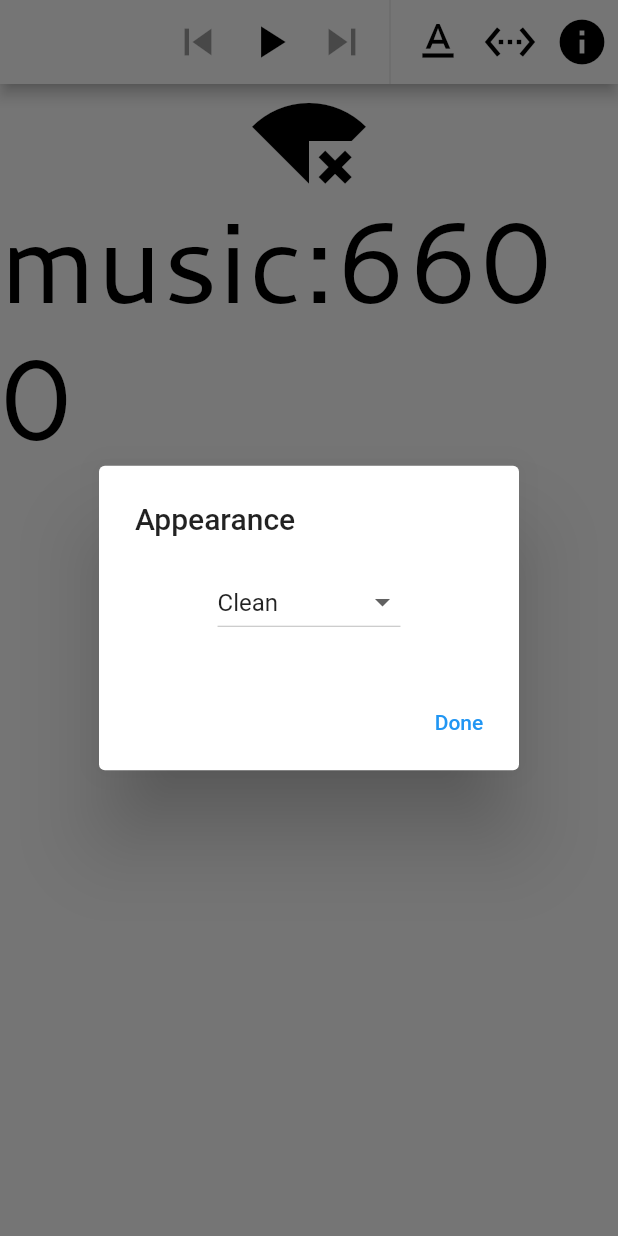
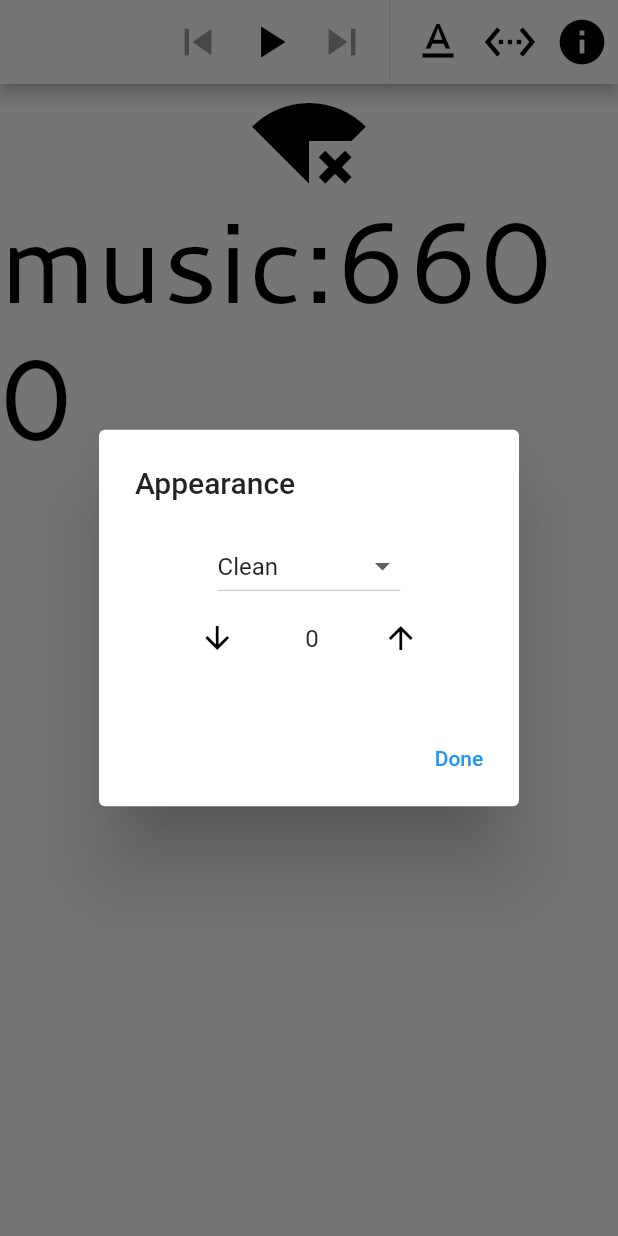
Before and after one commit to joatca/mpd-display, a Flutter app: the screen it shows after launch, after a tap on the "text format" icon, on a phone screen of 412 x 824 dp. Run offline on Flutter 3.47's test engine with Material 2 defaults, Android fonts, the phone set to English and light mode, and no system bars; our stand-ins replace package_info_plus, shared_preferences, wakelock.

Commit message:
support font size changes

```diff
--- a/lib/data_classes.dart
+++ b/lib/data_classes.dart
@@ -49,6 +49,74 @@ class InfoTheme {
 
 class PageState extends ChangeNotifier {
   String _themeName = "Clean";
+  int _fontSizeOffset = 0;
+  static const fontOffsetLimit = 3;
+
+  PageState() : super() {
+    _loadTheme();
+  }
+
+  String get themeName => _themeName;
+
+  List<String> themeNames() => _themes.keys.toList();
+
+  String defaultTheme() => _themes.keys.first;
+  int defaultFontSizeOffset() => 0;
+
+  InfoTheme? theme() => _themes[themeName] ?? InfoTheme();
+
+  String fontSizeDescription() => "${_fontSizeOffset == 0 ? " " : ""}$_fontSizeOffset";
+  double fontFactor() => 1 + (_fontSizeOffset * 0.1);
+
+  void setThemeName(String name) {
+    _themeName = name;
+    _saveTheme();
+    notifyListeners();
+  }
+
+  void setThemeAndFont(String name, int fontSz) {
+    _themeName = name;
+    _fontSizeOffset = fontSz;
+    _saveTheme();
+    notifyListeners();
+  }
+
+  bool canIncFontSize() {
+    return _fontSizeOffset < fontOffsetLimit;
+  }
+
+  void incFontSize() {
+    if (canIncFontSize()) {
+      ++_fontSizeOffset;
+      _saveTheme();
+      notifyListeners();
+    }
+  }
+
+  bool canDecFontSize() {
+    return _fontSizeOffset > -fontOffsetLimit;
+  }
+
+  void decFontSize() {
+    if (canDecFontSize()) {
+      --_fontSizeOffset;
+      _saveTheme();
+      notifyListeners();
+    }
+  }
+
+  void _saveTheme() async {
+    SharedPreferences prefs = await SharedPreferences.getInstance();
+    await prefs.setString('theme', _themeName);
+    await prefs.setInt('fontsize', _fontSizeOffset);
+  }
+
+  void _loadTheme() async {
+    SharedPreferences prefs = await SharedPreferences.getInstance();
+    final name = prefs.getString('theme') ?? defaultTheme();
+    final fontSz = prefs.getInt('fontsize') ?? defaultFontSizeOffset();
+    setThemeAndFont(name, fontSz);
+  }
 
   static final _themes = {
     "Clean": InfoTheme(
@@ -117,32 +185,6 @@ class PageState extends ChangeNotifier {
       height: 1.0,
     ),
   };
-
-  PageState() : super() {
-    loadTheme();
-  }
-
-  String get themeName => _themeName;
-  List<String> themeNames() => _themes.keys.toList();
-  String defaultTheme() => _themes.keys.first;
-  InfoTheme? theme() => _themes[themeName] ?? InfoTheme();
-
-  void setTheme(String name) {
-    _themeName = name;
-    saveTheme(name);
-    notifyListeners();
-  }
-
-  void saveTheme(String name) async {
-    SharedPreferences prefs = await SharedPreferences.getInstance();
-    await prefs.setString('theme', name);
-  }
-
-  void loadTheme() async {
-    SharedPreferences prefs = await SharedPreferences.getInstance();
-    final name = prefs.getString('theme') ?? defaultTheme();
-    setTheme(name);
-  }
 }
 
 enum PlayState {
@@ -151,12 +193,7 @@ enum PlayState {
   playing,
 }
 
-enum InfoType {
-  album,
-  performer,
-  composer,
-  station
-}
+enum InfoType { album, performer, composer, station }
 
 /*
 Represents a combination of a type and a piece of text;
--- a/lib/info_app_bar.dart
+++ b/lib/info_app_bar.dart
@@ -76,24 +76,6 @@ class InfoAppBar extends StatelessWidget implements PreferredSizeWidget {
           onPressed: () {
             _displayThemeDialog(context);
           }),
-      // Consumer<PageState>(
-      //   builder: (context, pageState, child) => PopupMenuButton<String>(
-      //     icon: const Icon(Icons.text_format),
-      //     itemBuilder: (context) {
-      //       return pageState
-      //           .themeNames()
-      //           .map((name) => CheckedPopupMenuItem(
-      //                 child: Text(name),
-      //                 value: name,
-      //                 checked: name == pageState.themeName,
-      //               ))
-      //           .toList();
-      //     },
-      //     onSelected: (s) {
-      //       pageState.setTheme(s);
-      //     },
-      //   ),
-      // ),
       IconButton(
           onPressed: () {
             _displayServerDialog(context, mpd);
@@ -223,11 +205,9 @@ class InfoAppBar extends StatelessWidget implements PreferredSizeWidget {
         builder: (context) {
           return AlertDialog(
             title: const Text("Appearance"),
-            content: SingleChildScrollView(
-              child: Column(
-                children: [
-                  Consumer<PageState>(
-                    builder: (context, pageState, child) =>
+            content: Consumer<PageState>(
+                builder: (context, pageState, child) => SingleChildScrollView(
+                      child: Column(children: [
                         DropdownButton<String>(
                           value: pageState.themeName,
                           items: pageState
@@ -239,14 +219,37 @@ class InfoAppBar extends StatelessWidget implements PreferredSizeWidget {
                               .toList(),
                           onChanged: (s) {
                             if (s != null) {
-                          pageState.setTheme(s);
+                              pageState.setThemeName(s);
                             }
                           },
                         ),
-                  )
-                ],
+                        Row(
+                            mainAxisAlignment: MainAxisAlignment.spaceEvenly,
+                            children: [
+                              IconButton(
+                                onPressed: pageState.canDecFontSize()
+                                    ? () {
+                                        pageState.decFontSize();
+                                      }
+                                    : null,
+                                icon: const Icon(Icons
+                                    .arrow_downward), // text_decrease is blank - bug?
+                                tooltip: "Reduce text size",
                               ),
+                              Text(pageState.fontSizeDescription()),
+                              IconButton(
+                                onPressed: pageState.canIncFontSize()
+                                    ? () {
+                                        pageState.incFontSize();
+                                      }
+                                    : null,
+                                icon: const Icon(Icons
+                                    .arrow_upward), // text_increase is blank - bug?
+                                tooltip: "Increase text size",
                               ),
+                            ])
+                      ]),
+                    )),
             actions: <Widget>[
               TextButton(
                 child: const Text("Done"),
--- a/lib/main_page.dart
+++ b/lib/main_page.dart
@@ -41,17 +41,17 @@ class _MainPageState extends State<MainPage> {
   @override
   Widget build(BuildContext context) {
     return Consumer<PageState>(builder: (context, pageState, child) {
-      final themeInfo = pageState.theme();
+        final themeInfo = pageState.theme();
       final textTheme = Theme.of(context).textTheme.copyWith(
             headline1: TextStyle(
               fontFamily: themeInfo?.font,
-              fontSize: themeInfo?.titleSize,
+              fontSize: (themeInfo?.titleSize ?? 1) * pageState.fontFactor(),
               color: themeInfo?.titleColor,
               height: themeInfo?.height,
             ),
             headline2: TextStyle(
               fontFamily: themeInfo?.font,
-              fontSize: themeInfo?.infoSize,
+              fontSize: (themeInfo?.infoSize ?? 1) * pageState.fontFactor(),
               color: themeInfo?.infoColor,
               height: themeInfo?.height,
             ),
```
Lines whose indentation alone changed are shown as unchanged.
